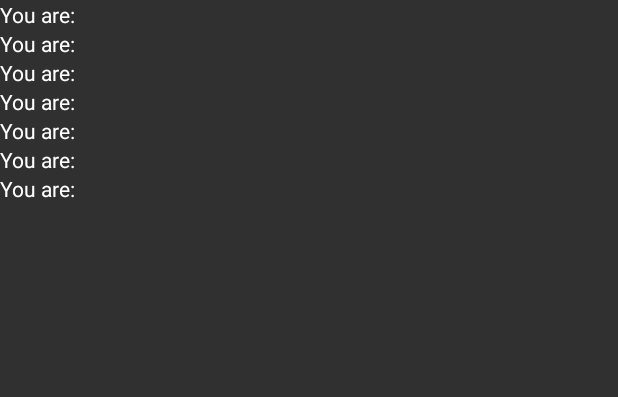
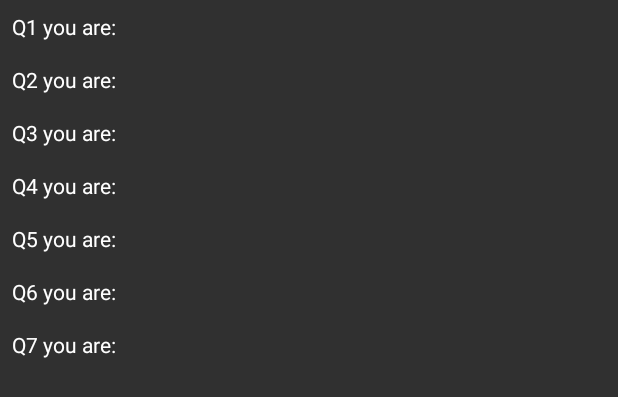
Before and after one commit to mihnea399/Projectfinale, an Android app: the layout activity_part2.xml on its own in the app's theme, with its tools: preview values and no code run, on a phone screen of 412 x 824 dp. Shown: the top 397 px of the screen. Run offline under Robolectric (Android 15) with nearby library versions, the phone set to English and light mode, and no system bars.

Commit message:
Update activity_part2.xml

```diff
--- a/app/src/main/res/layout/activity_part2.xml
+++ b/app/src/main/res/layout/activity_part2.xml
@@ -16,7 +16,8 @@
             android:layout_width="match_parent"
             android:layout_height="0dp"
             android:layout_weight="1"
-            android:text="You are: "/>
+            android:text="Q1 you are: "
+            android:layout_margin="8dp"/>
 
         <TextView
 
@@ -25,7 +26,8 @@
             android:layout_width="match_parent"
             android:layout_height="0dp"
             android:layout_weight="1"
-            android:text="You are: "/>
+            android:text="Q2 you are: "
+            android:layout_margin="8dp"/>
 
         <TextView
 
@@ -34,7 +36,8 @@
             android:layout_width="match_parent"
             android:layout_height="0dp"
             android:layout_weight="1"
-            android:text="You are: "/>
+            android:text="Q3 you are: "
+            android:layout_margin="8dp"/>
 
         <TextView
 
@@ -43,7 +46,8 @@
             android:layout_width="match_parent"
             android:layout_height="0dp"
             android:layout_weight="1"
-            android:text="You are: "/>
+            android:text="Q4 you are: "
+            android:layout_margin="8dp"/>
 
         <TextView
 
@@ -52,7 +56,8 @@
             android:layout_width="match_parent"
             android:layout_height="0dp"
             android:layout_weight="1"
-            android:text="You are: "/>
+            android:text="Q5 you are: "
+            android:layout_margin="8dp"/>
 
         <TextView
 
@@ -61,7 +66,8 @@
             android:layout_width="match_parent"
             android:layout_height="0dp"
             android:layout_weight="1"
-            android:text="You are: "/>
+            android:text="Q6 you are: "
+            android:layout_margin="8dp"/>
 
         <TextView
 
@@ -70,11 +76,12 @@
             android:layout_width="match_parent"
             android:layout_height="0dp"
             android:layout_weight="1"
-            android:text="You are: "/>
+            android:text="Q7 you are: "
+            android:layout_margin="8dp"/>
 
         <ImageView
 
-            android:id="@+id/monokumas"
+            android:id="@+id/monokumap"
             android:layout_width="wrap_content"
             android:layout_height="wrap_content" />
 
```
